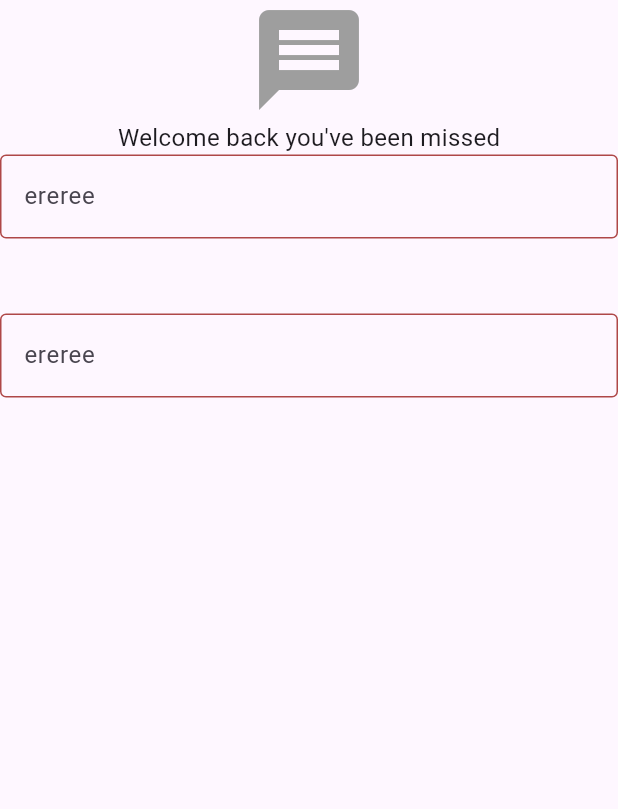
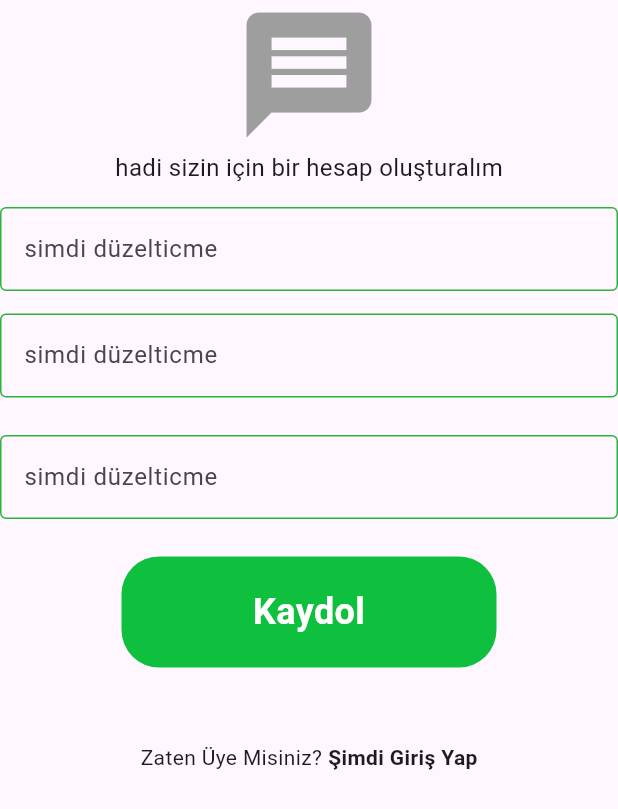
Before and after one commit to gulnihalyilmaz/chat_uyg_bitirme, a Flutter app: the screen it shows after launch, on a phone screen of 412 x 824 dp. Shown: the top 809 px of the screen. Run offline on Flutter 3.47's test engine with Material 3 defaults, Android fonts, the phone set to English and light mode, and no system bars.

Commit message:
last commit

```diff
--- /dev/null
+++ b/lib/components/my_button.dart
@@ -0,0 +1,32 @@
+import 'package:flutter/material.dart' ;
+
+class MyButton extends StatelessWidget {
+  final void Function() ? onTap;
+  final String text;
+  const MyButton({
+    super.key,
+    required this.onTap,
+    required this.text,
+    });
+
+  @override
+  Widget build(BuildContext context) {
+    return GestureDetector(
+      onTap: onTap,
+      child: Container(
+        width: 250,
+        padding: EdgeInsets.all(20),
+        decoration: BoxDecoration(
+          color: Color.fromARGB(255, 15, 192, 62),
+          borderRadius:BorderRadius.circular((25)),
+        ),
+        child: Center(
+          child: Text(text,
+          style: const TextStyle(color: Color.fromARGB(255, 255, 255, 255),
+          fontWeight: FontWeight.bold,
+          fontSize: 24,
+          )) ,)
+      )
+    );
+  }
+}
--- a/lib/components/my_text_field.dart
+++ b/lib/components/my_text_field.dart
@@ -17,9 +17,9 @@ class MyTextField extends StatelessWidget {
       obscureText: obscureText,
       decoration: const InputDecoration(
           enabledBorder: OutlineInputBorder(
-            borderSide: BorderSide(color: Color.fromARGB(255, 175, 72, 72)),
+            borderSide: BorderSide(color: Color.fromARGB(255, 43, 179, 56)),
           ),
-          labelText: "ereree"),
+          labelText: "simdi düzelticme"),
     );
   }
 }
--- a/lib/main.dart
+++ b/lib/main.dart
@@ -1,3 +1,4 @@
+import 'package:chat_uyg_bitirme/pages/register_page.dart';
 import 'package:flutter/material.dart';
 
 import 'pages/login_page.dart';
@@ -13,7 +14,7 @@ class MyApp extends StatelessWidget {
   Widget build(BuildContext context) {
     return const MaterialApp(
       debugShowCheckedModeBanner: false,
-      home: LoginPage(),
+      home: RegisterPage(),
     );
   }
 }
--- a/lib/pages/login_page.dart
+++ b/lib/pages/login_page.dart
@@ -1,8 +1,10 @@
+import 'package:chat_uyg_bitirme/components/my_button.dart';
 import 'package:chat_uyg_bitirme/components/my_text_field.dart';
 import 'package:flutter/material.dart';
 
 class LoginPage extends StatefulWidget {
-  const LoginPage({super.key});
+  final void Function() ? onTap;
+  const LoginPage({super.key, required this.onTap});
 
   @override
   State<LoginPage> createState() => _LoginPageState();
@@ -12,9 +14,11 @@ class _LoginPageState extends State<LoginPage> {
   // text cotrollers
   TextEditingController emailController = TextEditingController();
   //TextEditingController passwordController = TextEditingController();
-
+// kullanıcı kaydolma sing in
+void signIn() {}
   void loigUp() async {
     String email = emailController.text;
+    final passwordController = TextEditingController();
   }
 
   @override
@@ -27,16 +31,20 @@ class _LoginPageState extends State<LoginPage> {
             // logo
             const Icon(
               Icons.message,
-              size: 80,
+              size: 100,
               color: Colors.grey,
             ),
 
             // wolcome back message
             const Text(
               "Welcome back you've been missed",
+
               style: TextStyle(
                 fontSize: 16,
               ),
+            ),
+            const SizedBox(
+              height: 15,
             ),
 
             // email textfield
@@ -45,17 +53,41 @@ class _LoginPageState extends State<LoginPage> {
                 obscureText: false,
                 controller: emailController),
             const SizedBox(
-              height: 50,
+              height: 15,
             ),
 
             //password textfield
             MyTextField(
                 hintText: "fgllşfdg",
                 obscureText: true,
-                controller: emailController)
+                controller: emailController),
+
+            const SizedBox(
+              height: 25,
+            ),
             // sign in button
+            MyButton(
+              onTap: signIn,
+              text: "Giriş yap"),
+              const SizedBox(height: 50,),
 
             //not a member? register now
+            const Row(
+              mainAxisAlignment: MainAxisAlignment.center,
+              children: [
+              Text('Üye değil misiniz?'),
+              const
+              SizedBox(width: 4,)
+              GestureDetector(
+                onTap: widget.onTap,
+
+                child: Text('Şimdi Kaydol',
+                style: TextStyle(
+                  fontWeight: FontWeight.bold,
+                )),
+              )
+              ],)
+
           ],
         ),
       ),
--- /dev/null
+++ b/lib/pages/register_page.dart
@@ -0,0 +1,105 @@
+import 'package:flutter/material.dart';
+
+import '../components/my_button.dart';
+import '../components/my_text_field.dart';
+
+class RegisterPage extends StatefulWidget {
+  const RegisterPage({super.key});
+
+  @override
+  State<RegisterPage> createState() => _RegisterPageState();
+}
+
+class _RegisterPageState extends State<RegisterPage> {
+  // text cotrollers
+  TextEditingController emailController = TextEditingController();
+  TextEditingController passwordController = TextEditingController();
+  TextEditingController confirmPasswordController = TextEditingController();
+
+// kullanıcı girişi
+  void loigUp() async {
+    //String email = emailController.text;
+    //final passwordController = TextEditingController();
+    //final confirmPasswordController = TextEditingController();
+  }
+
+  @override
+  Widget build(BuildContext context) {
+    return Scaffold(
+        body: SafeArea(
+      child: Center(
+        child: Column(
+          children: [
+            // logo
+            const Icon(
+              Icons.message,
+              size: 100,
+              color: Colors.grey,
+            ),
+
+            // hesap oluşturma
+            const Text(
+              "hadi sizin için bir hesap oluşturalım",
+
+              style: TextStyle(
+                fontSize: 16,
+              ),
+            ),
+            const SizedBox(
+              height: 15,
+            ),
+
+            // email textfield
+            MyTextField(
+                hintText: "fgllşfdg",
+                obscureText: false,
+                controller: emailController),
+            const SizedBox(
+              height: 15,
+            ),
+
+            //password textfield
+            MyTextField(
+                controller: emailController,
+                hintText: "E- mail",
+                obscureText: true,),
+            const SizedBox(
+              height: 25,
+            ),
+            //şifre doğrulama textfield
+            MyTextField(
+                controller: confirmPasswordController,
+                hintText: "Şifreyi Doğrula ",
+                obscureText: true,
+                ),
+            const SizedBox(
+              height: 25,
+            ),
+
+
+            // sign up button
+            MyButton(
+              onTap: () {},
+              text: "Kaydol"),
+
+              const SizedBox(height: 50,),
+
+            //not a member? register now
+            const Row(
+              mainAxisAlignment: MainAxisAlignment.center,
+              children: [
+              Text('Zaten Üye Misiniz?'),
+              SizedBox(width: 4,),
+
+              Text('Şimdi Giriş Yap',
+              style: TextStyle(
+                fontWeight: FontWeight.bold,
+              ))
+              ],)
+
+          ],
+        ),
+      ),
+    ));
+  }
+}
```
